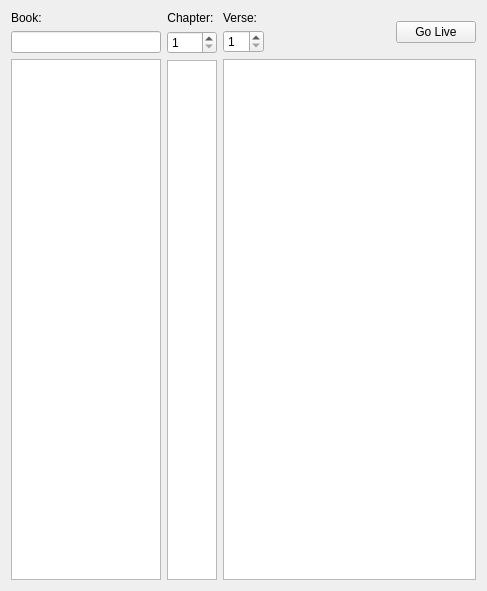
Qt form src/biblewidget.ui (SoftProjector/src) before a commit.
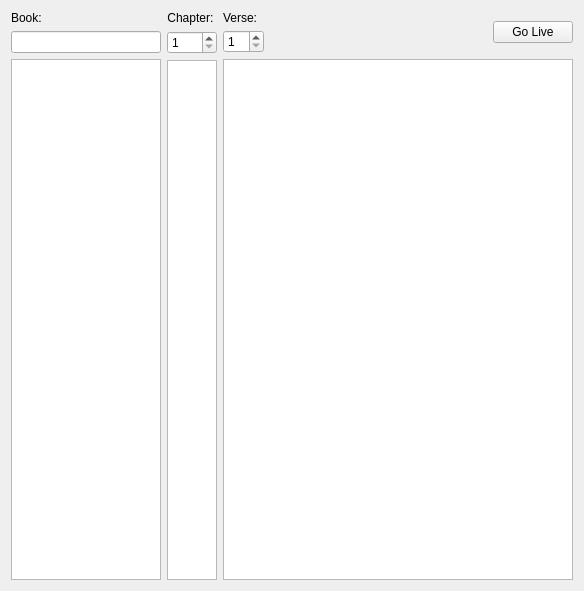
The same form after that commit.

Commit message: Improved the tab ordering and the lists no longer use alternative coloring

The edit to the form file:
```diff
--- a/src/biblewidget.ui
+++ b/src/biblewidget.ui
@@ -6,7 +6,7 @@
    <rect>
     <x>0</x>
     <y>0</y>
-    <width>487</width>
+    <width>584</width>
     <height>591</height>
    </rect>
   </property>
@@ -239,7 +239,7 @@
        <item>
         <widget class="QListWidget" name="listChapter">
          <property name="alternatingRowColors">
-          <bool>true</bool>
+          <bool>false</bool>
          </property>
          <property name="wordWrap">
           <bool>true</bool>
```
Left out of the diff: 13 changed lines with no effect on the pictures.
